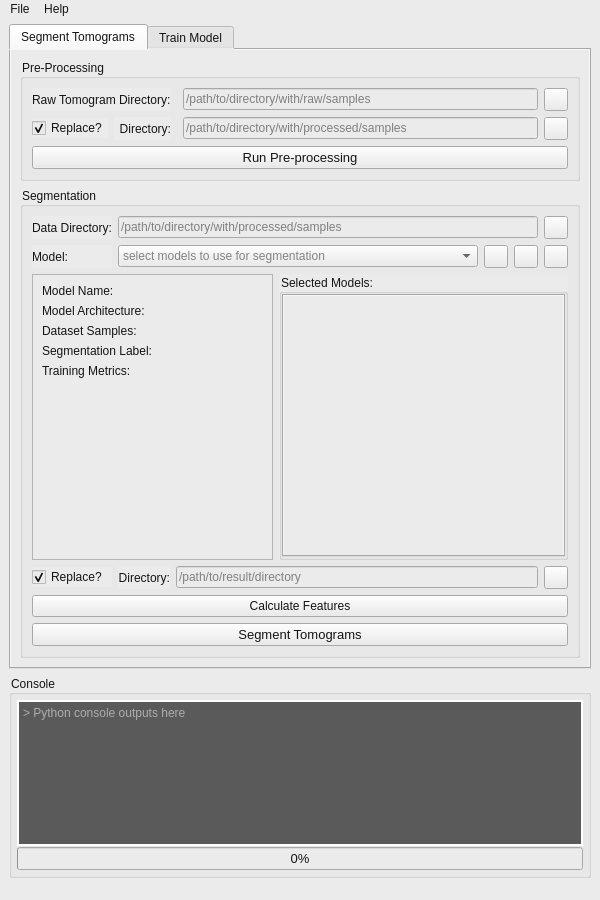
The window that qt_project/mainwindow.ui (VivianDLi/CryoViT-UI) describes before a commit, drawn with Qt 5.
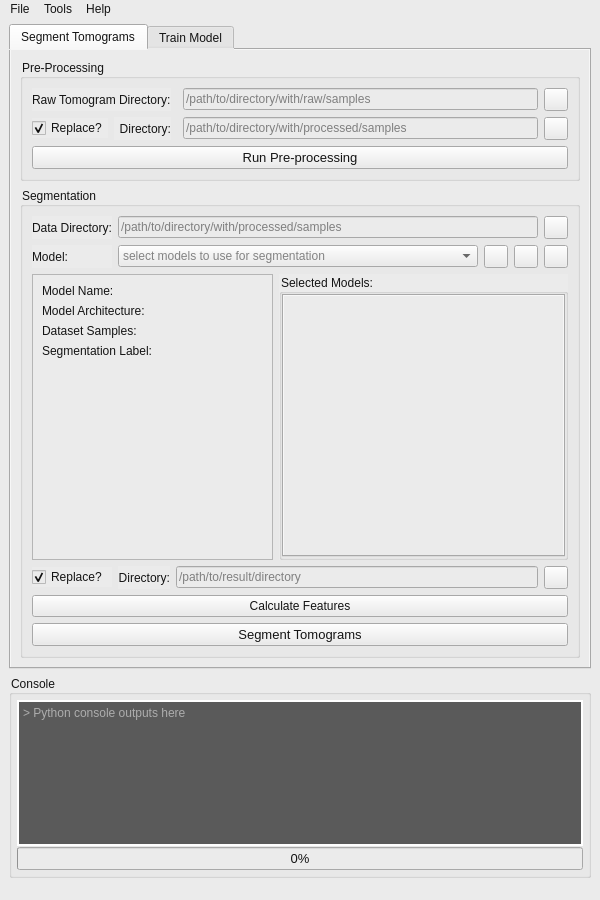
The same window after the commit. Icons and pictures are not drawn.

Commit message: added qt creator files to gitignore, and implemented button to format CZI downloaded datasets to the standard directory layout

```diff
--- a/qt_project/mainwindow.ui
+++ b/qt_project/mainwindow.ui
@@ -445,23 +445,6 @@
                  </property>
                 </widget>
                </item>
-               <item row="4" column="0">
-                <widget class="QLabel" name="metricLabelCurrent">
-                 <property name="toolTip">
-                  <string>&lt;html&gt;&lt;head/&gt;&lt;body&gt;&lt;p&gt;General training performance of the model.&lt;/p&gt;&lt;p&gt;&lt;br/&gt;&lt;/p&gt;&lt;p&gt;For DICE score, the closer to 1, the better (i.e., the more closely the model's segmentation matched the ground truth in training).&lt;/p&gt;&lt;/body&gt;&lt;/html&gt;</string>
-                 </property>
-                 <property name="text">
-                  <string>Training Metrics:</string>
-                 </property>
-                </widget>
-               </item>
-               <item row="4" column="1">
-                <widget class="QLabel" name="metricDisplayCurrent">
-                 <property name="text">
-                  <string/>
-                 </property>
-                </widget>
-               </item>
               </layout>
              </widget>
             </widget>
@@ -1108,7 +1091,7 @@
      <x>0</x>
      <y>0</y>
      <width>600</width>
-     <height>21</height>
+     <height>37</height>
     </rect>
    </property>
    <property name="autoFillBackground">
@@ -1329,7 +1312,14 @@
     </property>
     <addaction name="actionGithub"/>
    </widget>
+   <widget class="QMenu" name="menuTools">
+    <property name="title">
+     <string>Tools</string>
+    </property>
+    <addaction name="actionDirectory_Setup"/>
+   </widget>
    <addaction name="menuFile"/>
+   <addaction name="menuTools"/>
    <addaction name="menuHelp"/>
   </widget>
   <action name="actionSettings">
```
Left out of the diff: 8 changed lines with no effect on the pictures. The commit also changes 6 other files.
